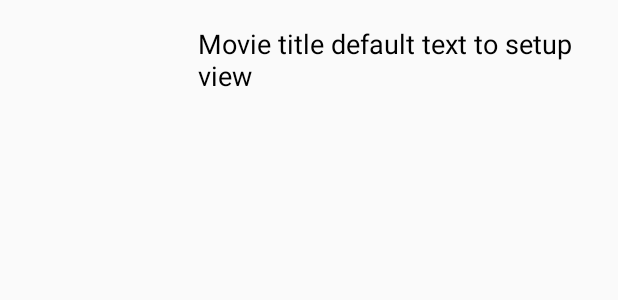
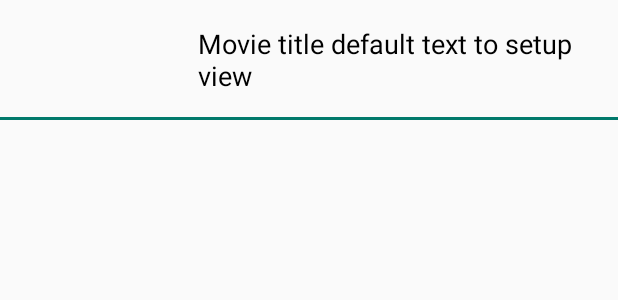
Before and after one commit to GunnarI/MyMovieApp, an Android app: the layout trailer_list_item.xml on its own in the app's theme, with its tools: preview values and no code run, on a phone screen of 412 x 824 dp. Shown: the top 300 px of the screen. Run offline under Robolectric (Android 15) with nearby library versions, the light colour scheme and no system bars.

Commit message:
Finishing hand put on the visuals for the trailers list. Implicit intent added to play trailer in youtube app or on the web.

```diff
--- a/app/src/main/java/com/example/android/mymovieapp/DetailActivity.java
+++ b/app/src/main/java/com/example/android/mymovieapp/DetailActivity.java
@@ -1,6 +1,7 @@
 package com.example.android.mymovieapp;
 
 import android.content.Intent;
+import android.net.Uri;
 import android.os.Bundle;
 import android.support.v4.app.LoaderManager;
 import android.support.v4.content.Loader;
@@ -17,6 +18,7 @@ import android.support.v4.app.LoaderManager.LoaderCallbacks;
 
 import com.squareup.picasso.Picasso;
 
+import java.net.URI;
 import java.util.ArrayList;
 
 import com.example.android.mymovieapp.TrailerAdapter.TrailerAdapterOnClickHandler;
@@ -50,7 +52,12 @@ public class DetailActivity extends AppCompatActivity implements
 
     @Override
     public void onClick(String trailerClicked) {
+        Uri youtubeUrl = Uri.parse("http://www.youtube.com/watch?v=" + trailerClicked);
+        Intent intent = new Intent(Intent.ACTION_VIEW, youtubeUrl);
 
+        if (intent.resolveActivity(getPackageManager()) != null) {
+            startActivity(intent);
+        }
     }
 
     @Override
--- /dev/null
+++ b/app/src/main/res/drawable/trailer_border.xml
@@ -0,0 +1,8 @@
+<?xml version="1.0" encoding="utf-8"?>
+<layer-list xmlns:android="http://schemas.android.com/apk/res/android">
+    <item android:top="-2dp" android:right="-2dp" android:left="-2dp">
+        <shape android:shape="rectangle">
+            <stroke android:width="2dp" android:color="@color/colorPrimaryDark" />
+        </shape>
+    </item>
+</layer-list>
--- a/app/src/main/res/layout/trailer_list_item.xml
+++ b/app/src/main/res/layout/trailer_list_item.xml
@@ -4,7 +4,8 @@
     xmlns:tools="http://schemas.android.com/tools"
     android:orientation="horizontal"
     android:layout_width="match_parent"
-    android:layout_height="wrap_content">
+    android:layout_height="wrap_content"
+    android:background="@drawable/trailer_border">
 
     <ImageView
         android:id="@+id/trailer_thumbnail"
```
